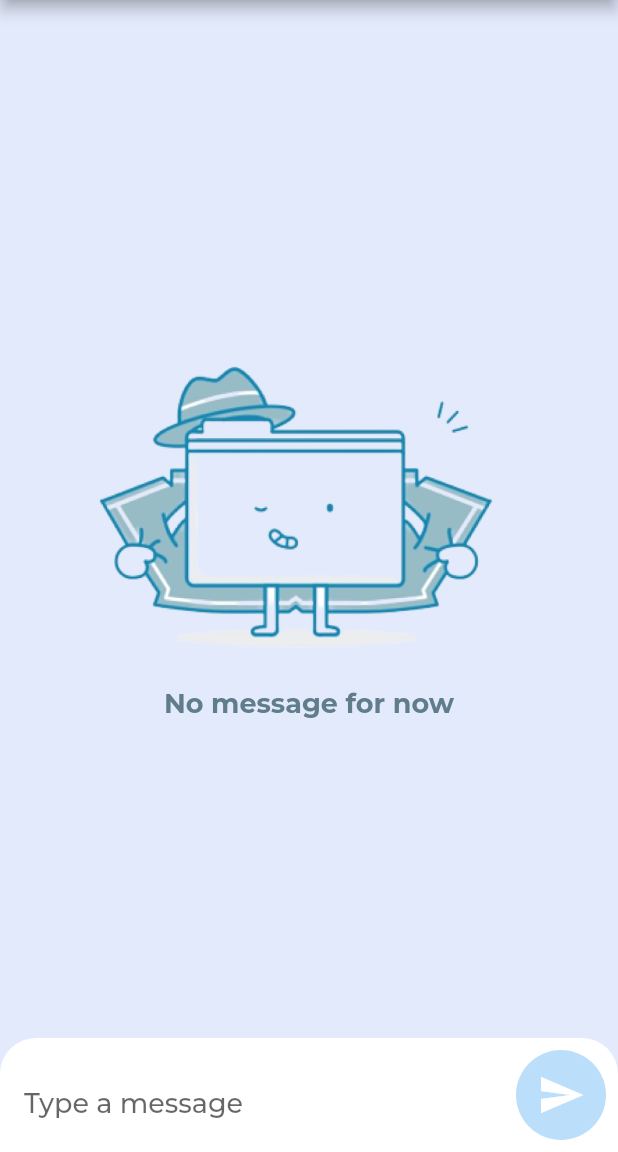
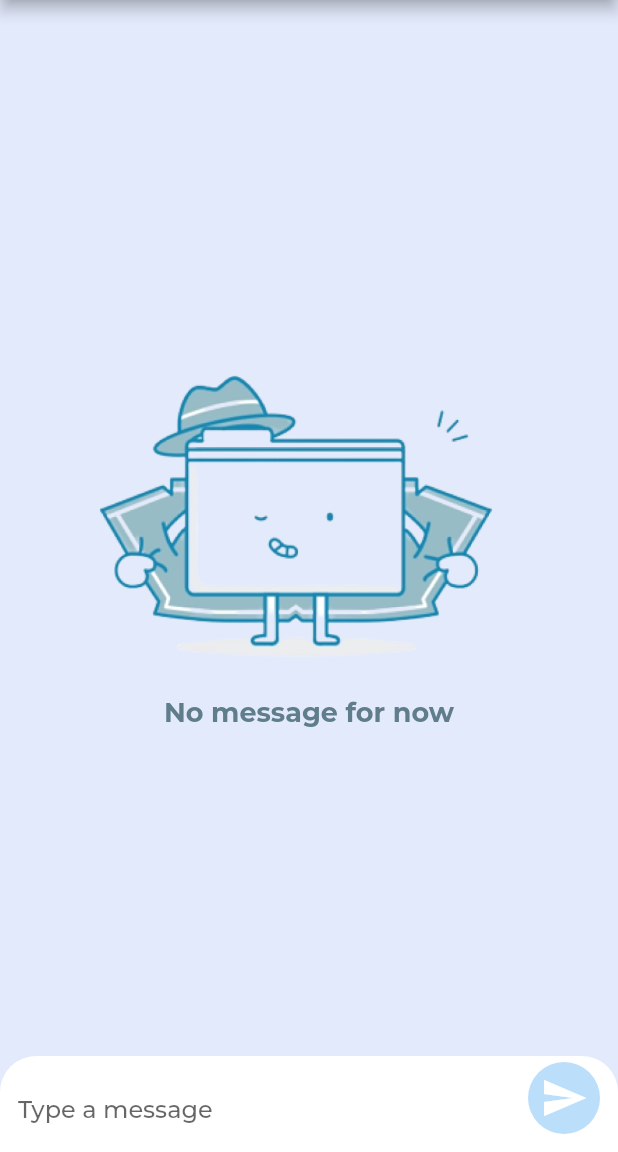
Before and after one commit to amnah44/chatty-app, a Flutter app: the screen it shows once a user with an empty profile is signed in, on a phone screen of 412 x 824 dp, the part 84-1236 px from its top. Run offline on Flutter 3.47's test engine with Material 2 defaults, Android fonts, the phone set to English and light mode, and no system bars; our stand-ins replace cloud_firestore, firebase_auth, firebase_core, flutter_signin_button, flutter_spinkit, fluttertoast and 2 more; accounts and stored records are empty; project files that could hold a hidden picture were left out.

Commit message:
fix padding and color in chat screen

```diff
--- a/lib/ui/message/message_page.dart
+++ b/lib/ui/message/message_page.dart
@@ -14,15 +14,16 @@ class _MessagePageState extends State<MessagePage> {
   var _message;
 
   void _onPressed() {
+    setState(() {});
     widget.onSubmit(_message);
+    _controller.clear();
     _message = "";
-    _controller.clear();
   }
 
   @override
   Widget build(BuildContext context) {
     return Container(
-      padding: const EdgeInsets.all(8),
+      padding: const EdgeInsets.all(4),
       decoration: const BoxDecoration(
         color: Colors.white,
         borderRadius: BorderRadius.only(
@@ -38,7 +39,7 @@ class _MessagePageState extends State<MessagePage> {
               minLines: 1,
               maxLines: 20,
               style: const TextStyle(
-                fontSize: 18,
+                fontSize: 16,
                 fontWeight: FontWeight.w500,
                 fontFamily: 'Montserrat',
               ),
@@ -64,7 +65,8 @@ class _MessagePageState extends State<MessagePage> {
           InkWell(
             onTap: _message == null || _message.isEmpty ? null : _onPressed,
             child: Container(
-                padding: const EdgeInsets.all(14),
+                padding: const EdgeInsets.all(8),
+                margin: const EdgeInsets.fromLTRB(8, 0, 8, 8),
                 decoration: BoxDecoration(
                   borderRadius: BorderRadius.circular(50),
                   color: _message == null || _message.isEmpty
--- a/lib/ui/message/message_wall_widget.dart
+++ b/lib/ui/message/message_wall_widget.dart
@@ -1,9 +1,7 @@
 import 'package:cloud_firestore/cloud_firestore.dart';
 import 'package:ffs/ui/message/chat_message_other.dart';
 import 'package:firebase_auth/firebase_auth.dart';
-import 'package:flutter/gestures.dart';
 import 'package:flutter/material.dart';
-import 'package:flutter/rendering.dart';
 
 import 'chat_message_own.dart';
 
@@ -31,6 +29,7 @@ class MessageWallWidget extends StatelessWidget {
     return ListView.builder(
       physics: const BouncingScrollPhysics(),
       shrinkWrap: true,
+      padding: const EdgeInsets.only(bottom: 8),
       reverse: true,
       itemCount: messages.length,
       itemBuilder: (builder, index) {
```
Also changed, not shown: lib/ui/message/chat_message_other.dart (+4 -4 lines), lib/ui/message/chat_message_own.dart (+4 -4 lines).
